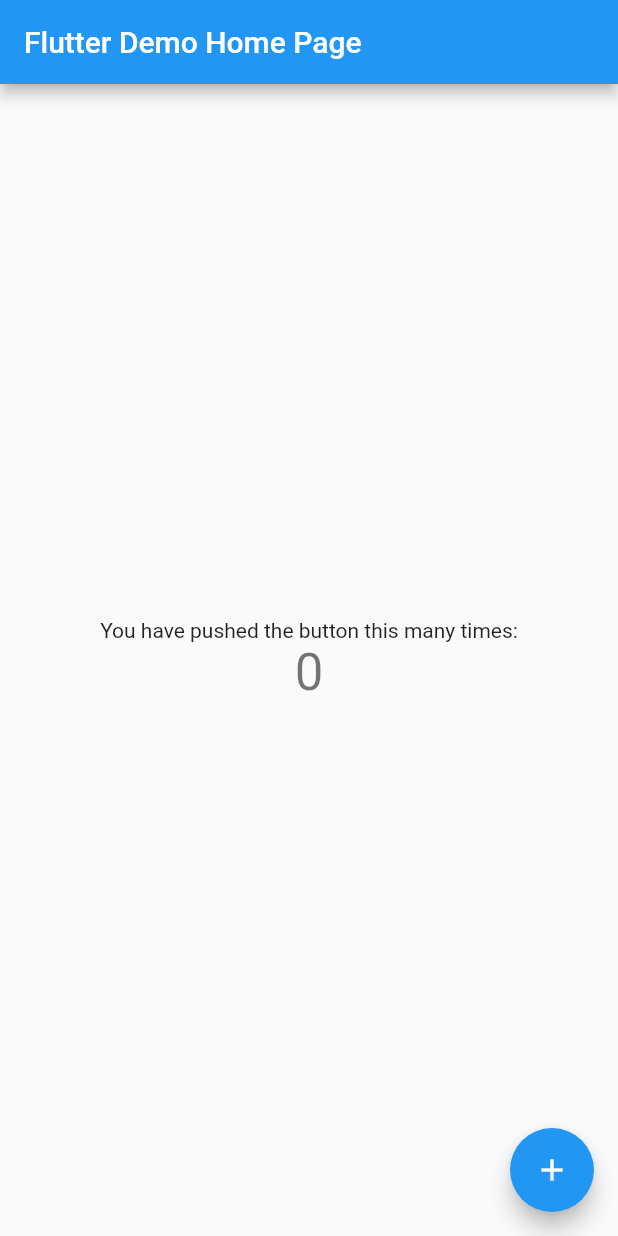
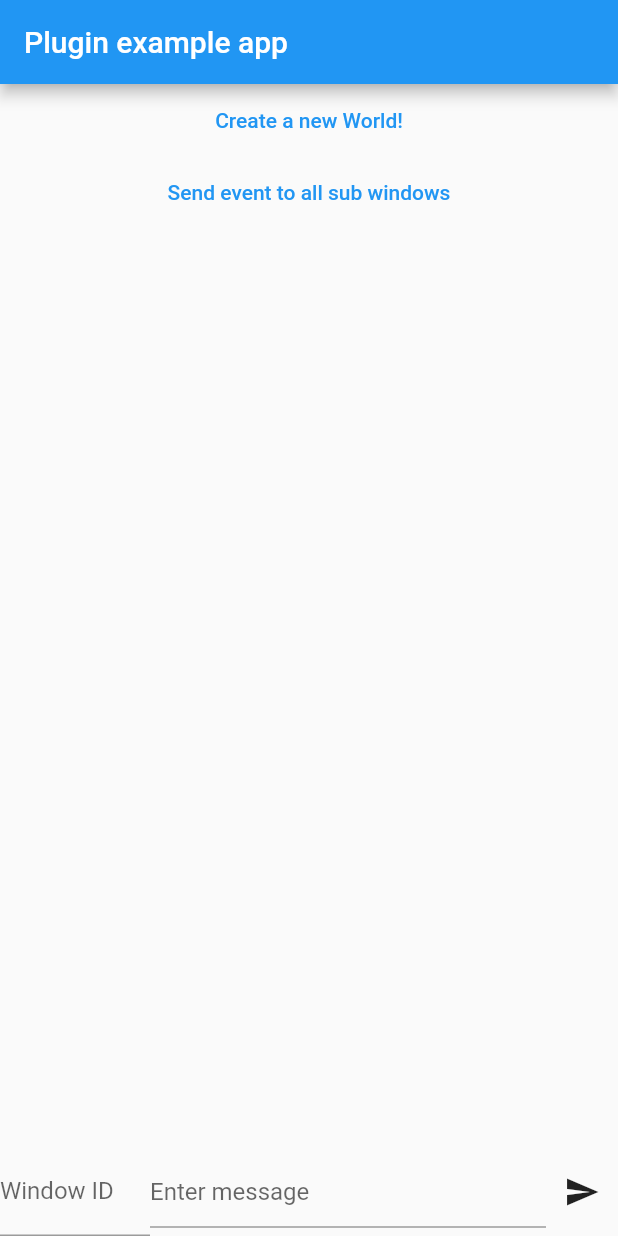
Before and after one commit to IoannisMaras/Atlantas-v0.05-Windows, a Flutter app: the screen it shows after launch, on a phone screen of 412 x 824 dp. Run offline on Flutter 3.47's test engine with Material 2 defaults, Android fonts, the phone set to English and light mode, and no system bars; missing offline and left inert: desktop_lifecycle, desktop_multi_window.

Commit message:
testing multiwindow support

```diff
--- /dev/null
+++ b/lib/event_widget.dart
@@ -0,0 +1,147 @@
+import 'package:desktop_multi_window/desktop_multi_window.dart';
+import 'package:flutter/material.dart';
+import 'package:flutter/services.dart';
+import 'dart:ui';
+
+class EventWidget extends StatefulWidget {
+  const EventWidget({Key? key, required this.controller}) : super(key: key);
+
+  final WindowController controller;
+
+  @override
+  State<EventWidget> createState() => _EventWidgetState();
+}
+
+class MessageItem {
+  const MessageItem({this.content, required this.from, required this.method});
+
+  final int from;
+  final dynamic content;
+  final String method;
+
+  @override
+  String toString() {
+    return '$method($from): $content';
+  }
+
+  @override
+  int get hashCode => Object.hash(from, content, method);
+
+  @override
+  bool operator ==(Object other) {
+    if (identical(this, other)) {
+      return true;
+    }
+    if (other.runtimeType != runtimeType) {
+      return false;
+    }
+    final MessageItem typedOther = other as MessageItem;
+    return typedOther.from == from && typedOther.content == content;
+  }
+}
+
+class _EventWidgetState extends State<EventWidget> {
+  final messages = <MessageItem>[];
+
+  final textInputController = TextEditingController();
+
+  final windowInputController = TextEditingController();
+
+  @override
+  void initState() {
+    super.initState();
+    DesktopMultiWindow.setMethodHandler(_handleMethodCallback);
+  }
+
+  @override
+  dispose() {
+    DesktopMultiWindow.setMethodHandler(null);
+    super.dispose();
+  }
+
+  Future<dynamic> _handleMethodCallback(
+      MethodCall call, int fromWindowId) async {
+    if (call.arguments.toString() == "ping") {
+      return "pong";
+    }
+    setState(() {
+      messages.insert(
+        0,
+        MessageItem(
+          from: fromWindowId,
+          method: call.method,
+          content: call.arguments,
+        ),
+      );
+    });
+  }
+
+  @override
+  Widget build(BuildContext context) {
+    void submit() async {
+      final text = textInputController.text;
+      if (text.isEmpty) {
+        return;
+      }
+      final windowId = int.tryParse(windowInputController.text);
+      textInputController.clear();
+      final result =
+          await DesktopMultiWindow.invokeMethod(windowId!, "onSend", text);
+      debugPrint("onSend result: $result");
+    }
+
+    return Column(
+      children: [
+        Expanded(
+          child: ListView.builder(
+            itemCount: messages.length,
+            reverse: true,
+            itemBuilder: (context, index) =>
+                _MessageItemWidget(item: messages[index]),
+          ),
+        ),
+        Row(
+          children: [
+            SizedBox(
+              width: 100,
+              child: TextField(
+                controller: windowInputController,
+                decoration: const InputDecoration(
+                  labelText: 'Window ID',
+                ),
+                inputFormatters: [FilteringTextInputFormatter.digitsOnly],
+              ),
+            ),
+            Expanded(
+              child: TextField(
+                controller: textInputController,
+                decoration: const InputDecoration(
+                  hintText: 'Enter message',
+                ),
+                onSubmitted: (text) => submit(),
+              ),
+            ),
+            IconButton(
+              icon: const Icon(Icons.send),
+              onPressed: submit,
+            ),
+          ],
+        ),
+      ],
+    );
+  }
+}
+
+class _MessageItemWidget extends StatelessWidget {
+  const _MessageItemWidget({Key? key, required this.item}) : super(key: key);
+
+  final MessageItem item;
+
+  @override
+  Widget build(BuildContext context) {
+    return ListTile(
+      title: Text("${item.method}(${item.from})"),
+      subtitle: Text(item.content.toString()),
+    );
+  }
+}
--- a/lib/main.dart
+++ b/lib/main.dart
@@ -1,115 +1,129 @@
+import 'dart:convert';
+
+import 'package:collection/collection.dart';
+import 'package:desktop_lifecycle/desktop_lifecycle.dart';
+import 'package:desktop_multi_window/desktop_multi_window.dart';
 import 'package:flutter/material.dart';
+import 'package:atlantas_windows/event_widget.dart';
+import 'dart:ui';
 
-void main() {
-  runApp(const MyApp());
+void main(List<String> args) {
+  if (args.firstOrNull == 'multi_window') {
+    final windowId = int.parse(args[1]);
+    final argument = args[2].isEmpty
+        ? const {}
+        : jsonDecode(args[2]) as Map<String, dynamic>;
+    runApp(_ExampleSubWindow(
+      windowController: WindowController.fromWindowId(windowId),
+      args: argument,
+    ));
+  } else {
+    runApp(const _ExampleMainWindow());
+  }
 }
 
-class MyApp extends StatelessWidget {
-  const MyApp({Key? key}) : super(key: key);
+class _ExampleMainWindow extends StatefulWidget {
+  const _ExampleMainWindow({Key? key}) : super(key: key);
 
-  // This widget is the root of your application.
+  @override
+  State<_ExampleMainWindow> createState() => _ExampleMainWindowState();
+}
+
+class _ExampleMainWindowState extends State<_ExampleMainWindow> {
   @override
   Widget build(BuildContext context) {
     return MaterialApp(
-      title: 'Flutter Demo',
-      theme: ThemeData(
-        // This is the theme of your application.
-        //
-        // Try running your application with "flutter run". You'll see the
-        // application has a blue toolbar. Then, without quitting the app, try
-        // changing the primarySwatch below to Colors.green and then invoke
-        // "hot reload" (press "r" in the console where you ran "flutter run",
-        // or simply save your changes to "hot reload" in a Flutter IDE).
-        // Notice that the counter didn't reset back to zero; the application
-        // is not restarted.
-        primarySwatch: Colors.blue,
+      home: Scaffold(
+        appBar: AppBar(
+          title: const Text('Plugin example app'),
+        ),
+        body: Column(
+          children: [
+            TextButton(
+              onPressed: () async {
+                final window =
+                    await DesktopMultiWindow.createWindow(jsonEncode({
+                  'args1': 'Sub window',
+                  'args2': 100,
+                  'args3': true,
+                  'bussiness': 'bussiness_test',
+                }));
+                window
+                  ..setFrame(const Offset(0, 0) & const Size(1280, 720))
+                  ..center()
+                  ..setTitle('Another window')
+                  ..show();
+              },
+              child: const Text('Create a new World!'),
+            ),
+            TextButton(
+              child: const Text('Send event to all sub windows'),
+              onPressed: () async {
+                final subWindowIds =
+                    await DesktopMultiWindow.getAllSubWindowIds();
+                for (final windowId in subWindowIds) {
+                  DesktopMultiWindow.invokeMethod(
+                    windowId,
+                    'broadcast',
+                    'Broadcast from main window',
+                  );
+                }
+              },
+            ),
+            Expanded(
+              child: EventWidget(controller: WindowController.fromWindowId(0)),
+            )
+          ],
+        ),
       ),
-      home: const MyHomePage(title: 'Flutter Demo Home Page'),
     );
   }
 }
 
-class MyHomePage extends StatefulWidget {
-  const MyHomePage({Key? key, required this.title}) : super(key: key);
+class _ExampleSubWindow extends StatelessWidget {
+  const _ExampleSubWindow({
+    Key? key,
+    required this.windowController,
+    required this.args,
+  }) : super(key: key);
 
-  // This widget is the home page of your application. It is stateful, meaning
-  // that it has a State object (defined below) that contains fields that affect
-  // how it looks.
-
-  // This class is the configuration for the state. It holds the values (in this
-  // case the title) provided by the parent (in this case the App widget) and
-  // used by the build method of the State. Fields in a Widget subclass are
-  // always marked "final".
-
-  final String title;
-
-  @override
-  State<MyHomePage> createState() => _MyHomePageState();
-}
-
-class _MyHomePageState extends State<MyHomePage> {
-  int _counter = 0;
-
-  void _incrementCounter() {
-    setState(() {
-      // This call to setState tells the Flutter framework that something has
-      // changed in this State, which causes it to rerun the build method below
-      // so that the display can reflect the updated values. If we changed
-      // _counter without calling setState(), then the build method would not be
-      // called again, and so nothing would appear to happen.
-      _counter++;
-    });
-  }
+  final WindowController windowController;
+  final Map? args;
 
   @override
   Widget build(BuildContext context) {
-    // This method is rerun every time setState is called, for instance as done
-    // by the _incrementCounter method above.
-    //
-    // The Flutter framework has been optimized to make rerunning build methods
-    // fast, so that you can just rebuild anything that needs updating rather
-    // than having to individually change instances of widgets.
-    return Scaffold(
-      appBar: AppBar(
-        // Here we take the value from the MyHomePage object that was created by
-        // the App.build method, and use it to set our appbar title.
-        title: Text(widget.title),
-      ),
-      body: Center(
-        // Center is a layout widget. It takes a single child and positions it
-        // in the middle of the parent.
-        child: Column(
-          // Column is also a layout widget. It takes a list of children and
-          // arranges them vertically. By default, it sizes itself to fit its
-          // children horizontally, and tries to be as tall as its parent.
-          //
-          // Invoke "debug painting" (press "p" in the console, choose the
-          // "Toggle Debug Paint" action from the Flutter Inspector in Android
-          // Studio, or the "Toggle Debug Paint" command in Visual Studio Code)
-          // to see the wireframe for each widget.
-          //
-          // Column has various properties to control how it sizes itself and
-          // how it positions its children. Here we use mainAxisAlignment to
-          // center the children vertically; the main axis here is the vertical
-          // axis because Columns are vertical (the cross axis would be
-          // horizontal).
-          mainAxisAlignment: MainAxisAlignment.center,
-          children: <Widget>[
-            const Text(
-              'You have pushed the button this many times:',
+    return MaterialApp(
+      home: Scaffold(
+        appBar: AppBar(
+          title: const Text('Plugin example app'),
+        ),
+        body: Column(
+          children: [
+            if (args != null)
+              Text(
+                'Arguments: ${args.toString()}',
+                style: const TextStyle(fontSize: 20),
+              ),
+            ValueListenableBuilder<bool>(
+              valueListenable: DesktopLifecycle.instance.isActive,
+              builder: (context, active, child) {
+                if (active) {
+                  return const Text('Window Active');
+                } else {
+                  return const Text('Window Inactive');
+                }
+              },
             ),
-            Text(
-              '$_counter',
-              style: Theme.of(context).textTheme.headline4,
+            TextButton(
+              onPressed: () async {
+                windowController.close();
+              },
+              child: const Text('Close this window'),
             ),
+            Expanded(child: EventWidget(controller: windowController)),
           ],
         ),
       ),
-      floatingActionButton: FloatingActionButton(
-        onPressed: _incrementCounter,
-        tooltip: 'Increment',
-        child: const Icon(Icons.add),
-      ), // This trailing comma makes auto-formatting nicer for build methods.
     );
   }
 }
--- a/pubspec.yaml
+++ b/pubspec.yaml
@@ -34,6 +34,8 @@
   # The following adds the Cupertino Icons font to your application.
   # Use with the CupertinoIcons class for iOS style icons.
   cupertino_icons: ^1.0.2
+  desktop_lifecycle: ^0.1.0
+  desktop_multi_window: ^0.0.2
 
 dev_dependencies:
   flutter_test:
```
Also changed, not shown: pubspec.lock, 5 other files.
